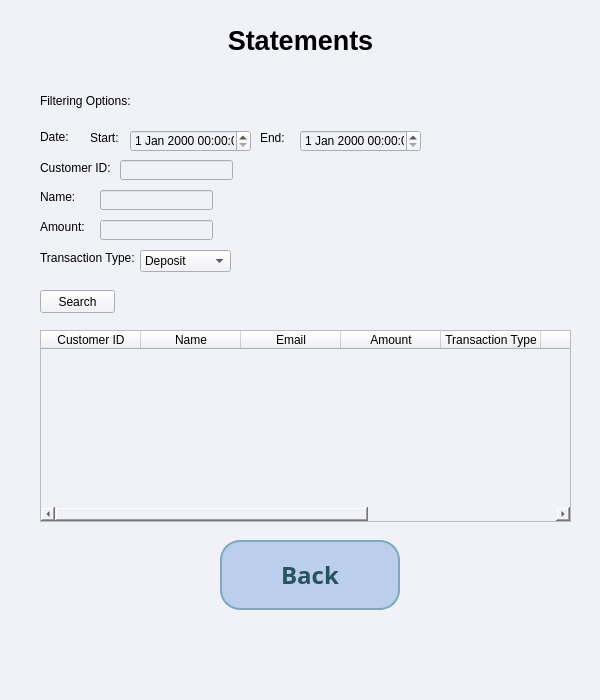
The window that admin_statements_window.ui (melikkekaya/BankingApp_SQL) describes before a commit, drawn with Qt 5.
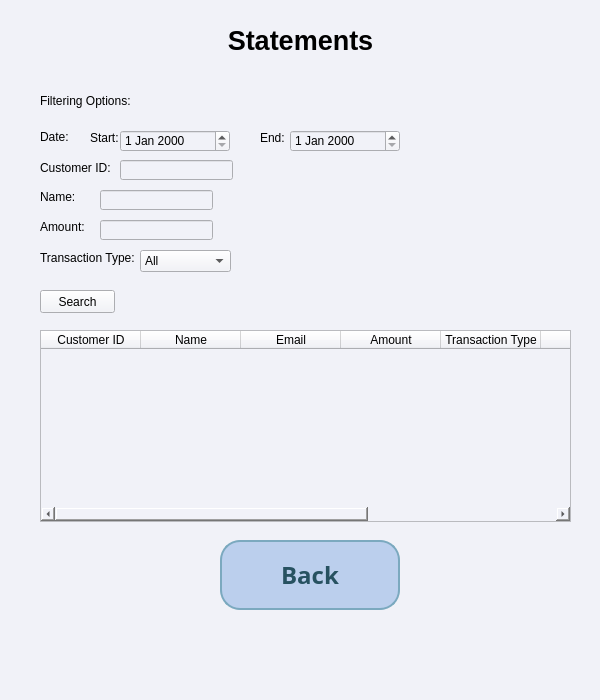
The same window after the commit.

What changed in the file:
```diff
--- a/admin_statements_window.ui
+++ b/admin_statements_window.ui
@@ -206,26 +206,6 @@
      <string>Customer ID:</string>
     </property>
    </widget>
-   <widget class="QDateTimeEdit" name="ADstatementswdw_dateTimeEdit_start">
-    <property name="geometry">
-     <rect>
-      <x>130</x>
-      <y>130</y>
-      <width>121</width>
-      <height>22</height>
-     </rect>
-    </property>
-   </widget>
-   <widget class="QDateTimeEdit" name="ADstatementswdw_dateTimeEdit_end">
-    <property name="geometry">
-     <rect>
-      <x>300</x>
-      <y>130</y>
-      <width>121</width>
-      <height>22</height>
-     </rect>
-    </property>
-   </widget>
    <widget class="QLabel" name="ADstatementswdw_lbl_start">
     <property name="geometry">
      <rect>
@@ -271,6 +251,11 @@
       <height>22</height>
      </rect>
     </property>
+    <item>
+     <property name="text">
+      <string>All</string>
+     </property>
+    </item>
     <item>
      <property name="text">
       <string>Deposit</string>
@@ -367,6 +352,26 @@
      </property>
     </column>
    </widget>
+   <widget class="QDateEdit" name="ADstatementswdw_dateEdit_start">
+    <property name="geometry">
+     <rect>
+      <x>120</x>
+      <y>130</y>
+      <width>110</width>
+      <height>22</height>
+     </rect>
+    </property>
+   </widget>
+   <widget class="QDateEdit" name="ADstatementswdw_dateEdit_end">
+    <property name="geometry">
+     <rect>
+      <x>290</x>
+      <y>130</y>
+      <width>110</width>
+      <height>22</height>
+     </rect>
+    </property>
+   </widget>
   </widget>
   <widget class="QMenuBar" name="menubar">
    <property name="geometry">
```
Left out of the diff: 2 changed lines with no effect on the pictures.
